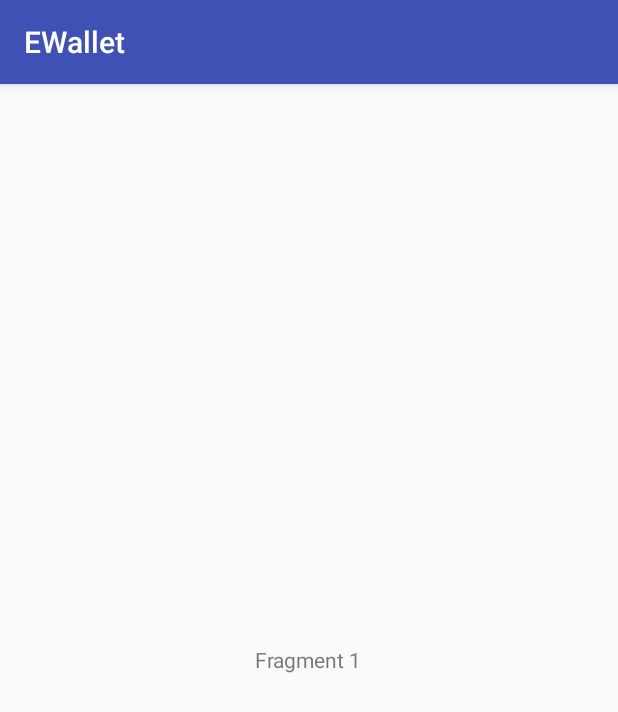
After one commit to ygordlp/wallet, an Android app: the fragment FragmentContas shown on its own in the app's theme, on a phone screen of 412 x 824 dp. The commit adds this screen. Shown: the top 712 px of the screen. Run offline under Robolectric (Android 15) with nearby library versions, the phone set to English and light mode, and no system bars.

Commit message:
Criado models, fragments e toda estrutura de pastas do app

```diff
--- a/app/src/main/AndroidManifest.xml
+++ b/app/src/main/AndroidManifest.xml
@@ -16,7 +16,7 @@
         <meta-data android:name="DOMAIN_PACKAGE_NAME" android:value="br.edu.unifor.ewallet" />
 
         <activity
-            android:name=".MainActivity"
+            android:name=".activities.MainActivity"
             android:label="@string/app_name"
             android:theme="@style/AppTheme.NoActionBar">
             <intent-filter>
--- a/app/src/main/java/br/edu/unifor/ewallet/MainActivity.java
+++ b/app/src/main/java/br/edu/unifor/ewallet/activities/MainActivity.java
@@ -1,4 +1,4 @@
-package br.edu.unifor.ewallet;
+package br.edu.unifor.ewallet.activities;
 
 import android.os.Bundle;
 import android.support.design.widget.FloatingActionButton;
@@ -12,6 +12,8 @@ import android.support.v7.app.AppCompatActivity;
 import android.support.v7.widget.Toolbar;
 import android.view.Menu;
 import android.view.MenuItem;
+
+import br.edu.unifor.ewallet.R;
 
 public class MainActivity extends AppCompatActivity
         implements NavigationView.OnNavigationItemSelectedListener {
@@ -40,6 +42,8 @@ public class MainActivity extends AppCompatActivity
 
         NavigationView navigationView = (NavigationView) findViewById(R.id.nav_view);
         navigationView.setNavigationItemSelectedListener(this);
+
+
     }
 
     @Override
--- /dev/null
+++ b/app/src/main/java/br/edu/unifor/ewallet/fragments/FragmentContas.java
@@ -0,0 +1,26 @@
+package br.edu.unifor.ewallet.fragments;
+
+import android.os.Bundle;
+import android.support.annotation.Nullable;
+import android.support.v4.app.Fragment;
+import android.view.LayoutInflater;
+import android.view.View;
+import android.view.ViewGroup;
+
+import br.edu.unifor.ewallet.R;
+
+/**
+ * Created by alunor17 on 04/02/17.
+ */
+
+public class FragmentContas extends Fragment {
+
+    private View rootview;
+
+    @Nullable
+    @Override
+    public View onCreateView(LayoutInflater inflater, @Nullable ViewGroup container, @Nullable Bundle savedInstanceState) {
+        rootview = inflater.inflate(R.layout.frament_contas, container, false);
+        return rootview;
+    }
+}
--- a/app/src/main/res/layout/app_bar_main.xml
+++ b/app/src/main/res/layout/app_bar_main.xml
@@ -5,7 +5,7 @@
     android:layout_width="match_parent"
     android:layout_height="match_parent"
     android:fitsSystemWindows="true"
-    tools:context="br.edu.unifor.ewallet.MainActivity">
+    tools:context="br.edu.unifor.ewallet.activities.MainActivity">
 
     <android.support.design.widget.AppBarLayout
         android:layout_width="match_parent"
--- /dev/null
+++ b/app/src/main/res/layout/frament_contas.xml
@@ -0,0 +1,12 @@
+<?xml version="1.0" encoding="utf-8"?>
+<RelativeLayout xmlns:android="http://schemas.android.com/apk/res/android"
+    android:layout_width="match_parent" android:layout_height="match_parent">
+
+    <TextView
+        android:text="Fragment 1"
+        android:layout_width="wrap_content"
+        android:layout_height="wrap_content"
+        android:layout_centerVertical="true"
+        android:layout_centerHorizontal="true"
+        android:id="@+id/textView2" />
+</RelativeLayout>
```
Also changed, not shown: app/src/main/java/br/edu/unifor/ewallet/fragments/FragmentReceitas.java (added, +26 -0 lines), app/src/main/res/layout/content_main.xml (+1 -9 lines), app/src/main/res/layout/fragement_receitas.xml (added, +12 -0 lines).
